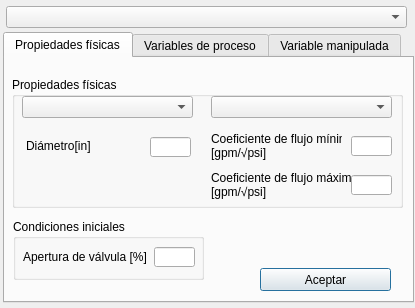
Before: the Qt Designer form valve_dialogbox.ui in Gustavo9409/Dynamic_simulator_sugar_cane, drawn with Qt 5.
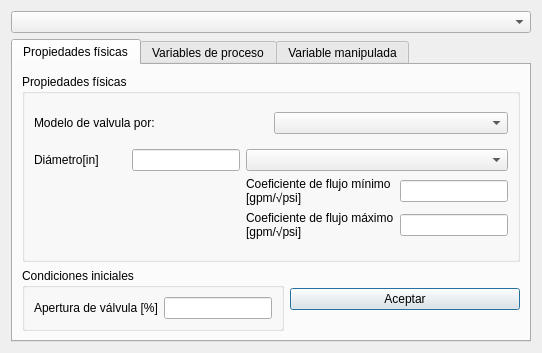
After: the same form once the commit is applied.

Diff of the .ui file:
```diff
--- a/valve_dialogbox.ui
+++ b/valve_dialogbox.ui
@@ -6,22 +6,19 @@
    <rect>
     <x>0</x>
     <y>0</y>
-    <width>415</width>
-    <height>308</height>
+    <width>542</width>
+    <height>353</height>
    </rect>
   </property>
   <property name="windowTitle">
    <string>Dialog</string>
   </property>
+  <layout class="QVBoxLayout" name="verticalLayout_3">
+   <item>
+    <widget class="QComboBox" name="ComBox_Valve_Type"/>
+   </item>
+   <item>
   <widget class="QTabWidget" name="Valve_tabWidget">
-   <property name="geometry">
-    <rect>
-     <x>3</x>
-     <y>32</y>
-     <width>411</width>
-     <height>271</height>
-    </rect>
-   </property>
    <property name="currentIndex">
     <number>0</number>
    </property>
@@ -29,337 +26,335 @@
     <attribute name="title">
      <string>Propiedades físicas</string>
     </attribute>
+      <layout class="QGridLayout" name="gridLayout_2">
+       <item row="0" column="0" colspan="2">
     <widget class="QGroupBox" name="Phisycal_Properties_GrBx">
-     <property name="geometry">
-      <rect>
-       <x>7</x>
-       <y>19</y>
-       <width>391</width>
-       <height>131</height>
-      </rect>
-     </property>
      <property name="title">
       <string>Propiedades físicas</string>
      </property>
+         <layout class="QVBoxLayout" name="verticalLayout">
+          <item>
+           <layout class="QHBoxLayout" name="horizontalLayout">
+            <item>
+             <widget class="QLabel" name="label">
+              <property name="sizePolicy">
+               <sizepolicy hsizetype="Preferred" vsizetype="Fixed">
+                <horstretch>0</horstretch>
+                <verstretch>0</verstretch>
+               </sizepolicy>
+              </property>
+              <property name="text">
+               <string>Modelo de valvula por:</string>
+              </property>
+             </widget>
+            </item>
+            <item>
+             <widget class="QComboBox" name="ComBox_Diameter_or_FlowCoeff">
+              <property name="sizePolicy">
+               <sizepolicy hsizetype="Minimum" vsizetype="Fixed">
+                <horstretch>0</horstretch>
+                <verstretch>0</verstretch>
+               </sizepolicy>
+              </property>
+             </widget>
+            </item>
+           </layout>
+          </item>
+          <item>
+           <layout class="QGridLayout" name="gridLayout">
+            <item row="0" column="0">
      <widget class="QLabel" name="label_Valve_Diameter">
-      <property name="geometry">
-       <rect>
-        <x>14</x>
-        <y>61</y>
-        <width>131</width>
-        <height>16</height>
-       </rect>
+              <property name="sizePolicy">
+               <sizepolicy hsizetype="Preferred" vsizetype="Fixed">
+                <horstretch>0</horstretch>
+                <verstretch>0</verstretch>
+               </sizepolicy>
       </property>
       <property name="text">
        <string>Diámetro[in]</string>
       </property>
      </widget>
+            </item>
+            <item row="0" column="1">
      <widget class="QLineEdit" name="Valve_Diameter">
-      <property name="geometry">
-       <rect>
-        <x>138</x>
-        <y>60</y>
-        <width>41</width>
-        <height>20</height>
-       </rect>
-      </property>
-     </widget>
-     <widget class="QComboBox" name="ComBox_Diameter_or_FlowCoeff">
-      <property name="geometry">
-       <rect>
-        <x>10</x>
-        <y>19</y>
-        <width>171</width>
-        <height>22</height>
-       </rect>
-      </property>
-     </widget>
+              <property name="sizePolicy">
+               <sizepolicy hsizetype="Fixed" vsizetype="Fixed">
+                <horstretch>0</horstretch>
+                <verstretch>0</verstretch>
+               </sizepolicy>
+              </property>
+             </widget>
+            </item>
+            <item row="0" column="2" colspan="2">
+             <widget class="QComboBox" name="ComBox_Cv_or_Kv">
+              <property name="sizePolicy">
+               <sizepolicy hsizetype="Minimum" vsizetype="Fixed">
+                <horstretch>0</horstretch>
+                <verstretch>0</verstretch>
+               </sizepolicy>
+              </property>
+             </widget>
+            </item>
+            <item row="1" column="2">
      <widget class="QLabel" name="label_Min_Coeff_Flow">
-      <property name="geometry">
-       <rect>
-        <x>199</x>
-        <y>53</y>
-        <width>131</width>
-        <height>31</height>
-       </rect>
+              <property name="sizePolicy">
+               <sizepolicy hsizetype="Preferred" vsizetype="Fixed">
+                <horstretch>0</horstretch>
+                <verstretch>0</verstretch>
+               </sizepolicy>
       </property>
       <property name="text">
        <string>Coeficiente de flujo mínimo
 [gpm/√psi]</string>
       </property>
      </widget>
+            </item>
+            <item row="1" column="3">
      <widget class="QLineEdit" name="Min_Coeff_Flow">
-      <property name="geometry">
-       <rect>
-        <x>339</x>
-        <y>59</y>
-        <width>41</width>
-        <height>20</height>
-       </rect>
-      </property>
-     </widget>
-     <widget class="QLineEdit" name="Max_Coeff_Flow">
-      <property name="geometry">
-       <rect>
-        <x>339</x>
-        <y>98</y>
-        <width>41</width>
-        <height>20</height>
-       </rect>
-      </property>
-     </widget>
+              <property name="sizePolicy">
+               <sizepolicy hsizetype="Fixed" vsizetype="Fixed">
+                <horstretch>0</horstretch>
+                <verstretch>0</verstretch>
+               </sizepolicy>
+              </property>
+             </widget>
+            </item>
+            <item row="2" column="2">
      <widget class="QLabel" name="label_Max_Coeff_Flowe">
-      <property name="geometry">
-       <rect>
-        <x>199</x>
-        <y>92</y>
-        <width>141</width>
-        <height>31</height>
-       </rect>
+              <property name="sizePolicy">
+               <sizepolicy hsizetype="Preferred" vsizetype="Fixed">
+                <horstretch>0</horstretch>
+                <verstretch>0</verstretch>
+               </sizepolicy>
       </property>
       <property name="text">
        <string>Coeficiente de flujo máximo
 [gpm/√psi]</string>
       </property>
      </widget>
-     <widget class="QComboBox" name="ComBox_Cv_or_Kv">
-      <property name="geometry">
-       <rect>
-        <x>199</x>
-        <y>19</y>
-        <width>181</width>
-        <height>22</height>
-       </rect>
-      </property>
-     </widget>
-    </widget>
+            </item>
+            <item row="2" column="3">
+             <widget class="QLineEdit" name="Max_Coeff_Flow">
+              <property name="sizePolicy">
+               <sizepolicy hsizetype="Fixed" vsizetype="Fixed">
+                <horstretch>0</horstretch>
+                <verstretch>0</verstretch>
+               </sizepolicy>
+              </property>
+             </widget>
+            </item>
+           </layout>
+          </item>
+         </layout>
+        </widget>
+       </item>
+       <item row="1" column="0">
     <widget class="QGroupBox" name="Initial_Conditions_GrBx">
-     <property name="geometry">
-      <rect>
-       <x>8</x>
-       <y>161</y>
-       <width>191</width>
-       <height>61</height>
-      </rect>
-     </property>
      <property name="title">
       <string>Condiciones iniciales</string>
      </property>
+         <layout class="QVBoxLayout" name="verticalLayout_2">
+          <item>
+           <layout class="QHBoxLayout" name="horizontalLayout_2">
+            <item>
      <widget class="QLabel" name="label_Initial_Valve_Opening">
-      <property name="geometry">
-       <rect>
-        <x>10</x>
-        <y>22</y>
-        <width>131</width>
-        <height>31</height>
-       </rect>
+              <property name="sizePolicy">
+               <sizepolicy hsizetype="Preferred" vsizetype="Fixed">
+                <horstretch>0</horstretch>
+                <verstretch>0</verstretch>
+               </sizepolicy>
       </property>
       <property name="text">
        <string>Apertura de válvula [%]</string>
       </property>
      </widget>
+            </item>
+            <item>
      <widget class="QLineEdit" name="Initial_Valve_Opening">
-      <property name="geometry">
-       <rect>
-        <x>141</x>
-        <y>28</y>
-        <width>41</width>
-        <height>20</height>
-       </rect>
+              <property name="sizePolicy">
+               <sizepolicy hsizetype="Fixed" vsizetype="Fixed">
+                <horstretch>0</horstretch>
+                <verstretch>0</verstretch>
+               </sizepolicy>
       </property>
       <property name="readOnly">
        <bool>false</bool>
       </property>
      </widget>
-    </widget>
+            </item>
+           </layout>
+          </item>
+         </layout>
+        </widget>
+       </item>
+       <item row="1" column="1">
     <widget class="QPushButton" name="OKButton_Valve">
-     <property name="geometry">
-      <rect>
-       <x>255</x>
-       <y>210</y>
-       <width>131</width>
-       <height>23</height>
-      </rect>
-     </property>
      <property name="text">
       <string>Aceptar</string>
      </property>
     </widget>
+       </item>
+      </layout>
    </widget>
    <widget class="QWidget" name="Valve_tab_2">
     <attribute name="title">
      <string>Variables de proceso</string>
     </attribute>
+      <layout class="QGridLayout" name="gridLayout_3">
+       <item row="0" column="0">
     <widget class="QGroupBox" name="Input_fluid_GrBx">
-     <property name="geometry">
-      <rect>
-       <x>10</x>
-       <y>30</y>
-       <width>191</width>
-       <height>71</height>
-      </rect>
-     </property>
      <property name="title">
       <string>Fluido de entrada</string>
      </property>
+         <layout class="QGridLayout" name="gridLayout_4">
+          <item row="0" column="0">
      <widget class="QLabel" name="label_InFluid_Flow">
-      <property name="geometry">
-       <rect>
-        <x>10</x>
-        <y>21</y>
-        <width>131</width>
-        <height>16</height>
-       </rect>
+            <property name="sizePolicy">
+             <sizepolicy hsizetype="Preferred" vsizetype="Fixed">
+              <horstretch>0</horstretch>
+              <verstretch>0</verstretch>
+             </sizepolicy>
       </property>
       <property name="text">
        <string>Flujo másico [t/h]</string>
       </property>
      </widget>
+          </item>
+          <item row="0" column="1">
+           <widget class="QLineEdit" name="InFluid_Flow">
+            <property name="sizePolicy">
+             <sizepolicy hsizetype="Fixed" vsizetype="Fixed">
+              <horstretch>0</horstretch>
+              <verstretch>0</verstretch>
+             </sizepolicy>
+            </property>
+            <property name="readOnly">
+             <bool>true</bool>
+            </property>
+           </widget>
+          </item>
+          <item row="1" column="0">
      <widget class="QLabel" name="label_InFluid_Press">
-      <property name="geometry">
-       <rect>
-        <x>10</x>
-        <y>43</y>
-        <width>121</width>
-        <height>16</height>
-       </rect>
+            <property name="sizePolicy">
+             <sizepolicy hsizetype="Preferred" vsizetype="Fixed">
+              <horstretch>0</horstretch>
+              <verstretch>0</verstretch>
+             </sizepolicy>
       </property>
       <property name="text">
        <string>Presión [Pa]</string>
       </property>
      </widget>
+          </item>
+          <item row="1" column="1">
      <widget class="QLineEdit" name="InFluid_Press">
-      <property name="geometry">
-       <rect>
-        <x>140</x>
-        <y>42</y>
-        <width>41</width>
-        <height>20</height>
-       </rect>
+            <property name="sizePolicy">
+             <sizepolicy hsizetype="Fixed" vsizetype="Fixed">
+              <horstretch>0</horstretch>
+              <verstretch>0</verstretch>
+             </sizepolicy>
       </property>
       <property name="readOnly">
        <bool>true</bool>
       </property>
      </widget>
-     <widget class="QLineEdit" name="InFluid_Flow">
-      <property name="geometry">
-       <rect>
-        <x>140</x>
-        <y>20</y>
-        <width>41</width>
-        <height>20</height>
-       </rect>
-      </property>
-      <property name="readOnly">
-       <bool>true</bool>
-      </property>
-     </widget>
-    </widget>
+          </item>
+         </layout>
+        </widget>
+       </item>
+       <item row="0" column="1">
     <widget class="QGroupBox" name="Output_fluid_GrBx">
-     <property name="geometry">
-      <rect>
-       <x>210</x>
-       <y>30</y>
-       <width>191</width>
-       <height>71</height>
-      </rect>
-     </property>
      <property name="title">
       <string>Fluido de salida</string>
      </property>
+         <layout class="QGridLayout" name="gridLayout_5">
+          <item row="0" column="0">
      <widget class="QLabel" name="label_OutFluid_Flow">
-      <property name="geometry">
-       <rect>
-        <x>10</x>
-        <y>27</y>
-        <width>131</width>
-        <height>16</height>
-       </rect>
+            <property name="sizePolicy">
+             <sizepolicy hsizetype="Preferred" vsizetype="Fixed">
+              <horstretch>0</horstretch>
+              <verstretch>0</verstretch>
+             </sizepolicy>
       </property>
       <property name="text">
        <string>Flujo másico [t/h]</string>
       </property>
      </widget>
+          </item>
+          <item row="0" column="1">
+           <widget class="QLineEdit" name="OutFluid_Flow">
+            <property name="sizePolicy">
+             <sizepolicy hsizetype="Fixed" vsizetype="Fixed">
+              <horstretch>0</horstretch>
+              <verstretch>0</verstretch>
+             </sizepolicy>
+            </property>
+            <property name="readOnly">
+             <bool>true</bool>
+            </property>
+           </widget>
+          </item>
+          <item row="1" column="0">
      <widget class="QLabel" name="label_OutFluid_Press">
-      <property name="geometry">
-       <rect>
-        <x>10</x>
-        <y>49</y>
-        <width>121</width>
-        <height>16</height>
-       </rect>
+            <property name="sizePolicy">
+             <sizepolicy hsizetype="Preferred" vsizetype="Fixed">
+              <horstretch>0</horstretch>
+              <verstretch>0</verstretch>
+             </sizepolicy>
       </property>
       <property name="text">
        <string>Presión [Pa]</string>
       </property>
      </widget>
+          </item>
+          <item row="1" column="1">
      <widget class="QLineEdit" name="OutFluid_Press">
-      <property name="geometry">
-       <rect>
-        <x>140</x>
-        <y>48</y>
-        <width>41</width>
-        <height>20</height>
-       </rect>
+            <property name="sizePolicy">
+             <sizepolicy hsizetype="Fixed" vsizetype="Fixed">
+              <horstretch>0</horstretch>
+              <verstretch>0</verstretch>
+             </sizepolicy>
       </property>
       <property name="readOnly">
        <bool>true</bool>
       </property>
      </widget>
-     <widget class="QLineEdit" name="OutFluid_Flow">
-      <property name="geometry">
-       <rect>
-        <x>140</x>
-        <y>26</y>
-        <width>41</width>
-        <height>20</height>
-       </rect>
-      </property>
-      <property name="readOnly">
-       <bool>true</bool>
-      </property>
-     </widget>
-    </widget>
+          </item>
+         </layout>
+        </widget>
+       </item>
+      </layout>
    </widget>
    <widget class="QWidget" name="Valve_tab_3">
     <attribute name="title">
      <string>Variable manipulada</string>
     </attribute>
-    <widget class="QSpinBox" name="Manipulated_Valve_Opening">
-     <property name="geometry">
-      <rect>
-       <x>182</x>
-       <y>10</y>
-       <width>51</width>
-       <height>22</height>
-      </rect>
-     </property>
-    </widget>
+      <layout class="QVBoxLayout" name="verticalLayout_4">
+       <item>
+        <layout class="QHBoxLayout" name="horizontalLayout_3">
+         <item>
     <widget class="QLabel" name="label_Valve_Opening">
-     <property name="geometry">
-      <rect>
-       <x>10</x>
-       <y>13</y>
-       <width>191</width>
-       <height>16</height>
-      </rect>
+           <property name="sizePolicy">
+            <sizepolicy hsizetype="Preferred" vsizetype="Fixed">
+             <horstretch>0</horstretch>
+             <verstretch>0</verstretch>
+            </sizepolicy>
      </property>
      <property name="text">
-      <string>Porcentaje de apertura de válvula</string>
-     </property>
-    </widget>
-   </widget>
-  </widget>
-  <widget class="QComboBox" name="ComBox_Valve_Type">
-   <property name="geometry">
-    <rect>
-     <x>6</x>
-     <y>6</y>
-     <width>401</width>
-     <height>22</height>
-    </rect>
-   </property>
-  </widget>
+            <string>Porcentaje de apertura de valvula</string>
+           </property>
+          </widget>
+         </item>
+         <item>
+          <widget class="QSpinBox" name="Manipulated_Valve_Opening"/>
+         </item>
+        </layout>
+       </item>
+      </layout>
+     </widget>
+    </widget>
+   </item>
+  </layout>
  </widget>
  <resources/>
  <connections/>
```
Lines whose indentation alone changed are shown as unchanged.
